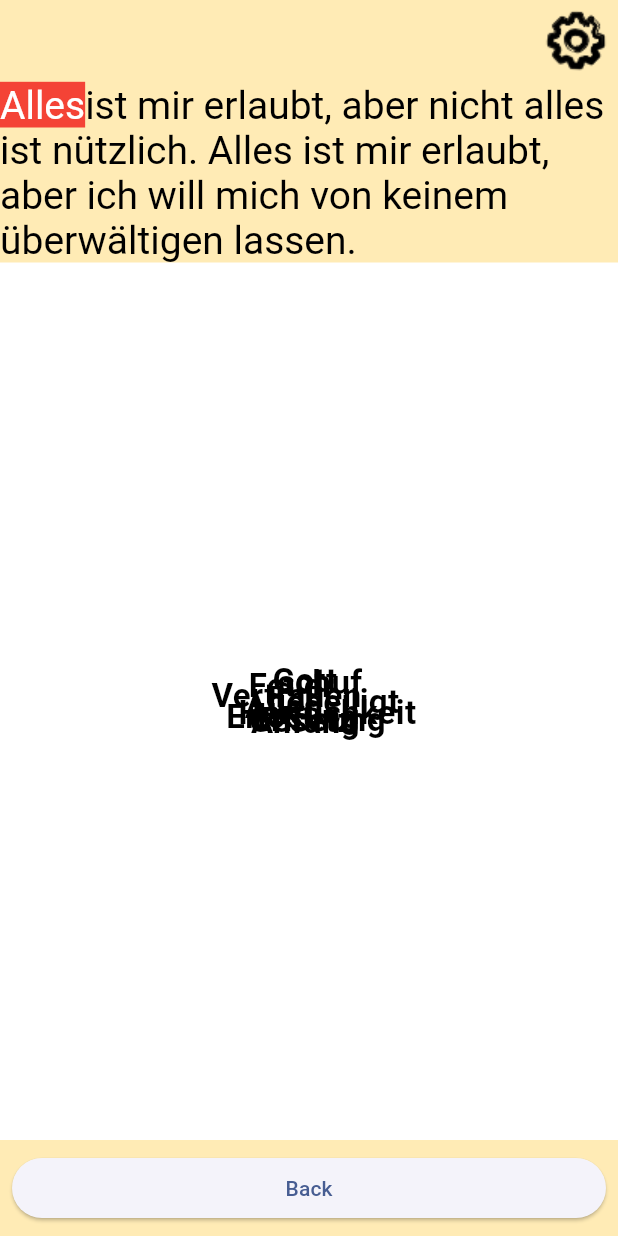
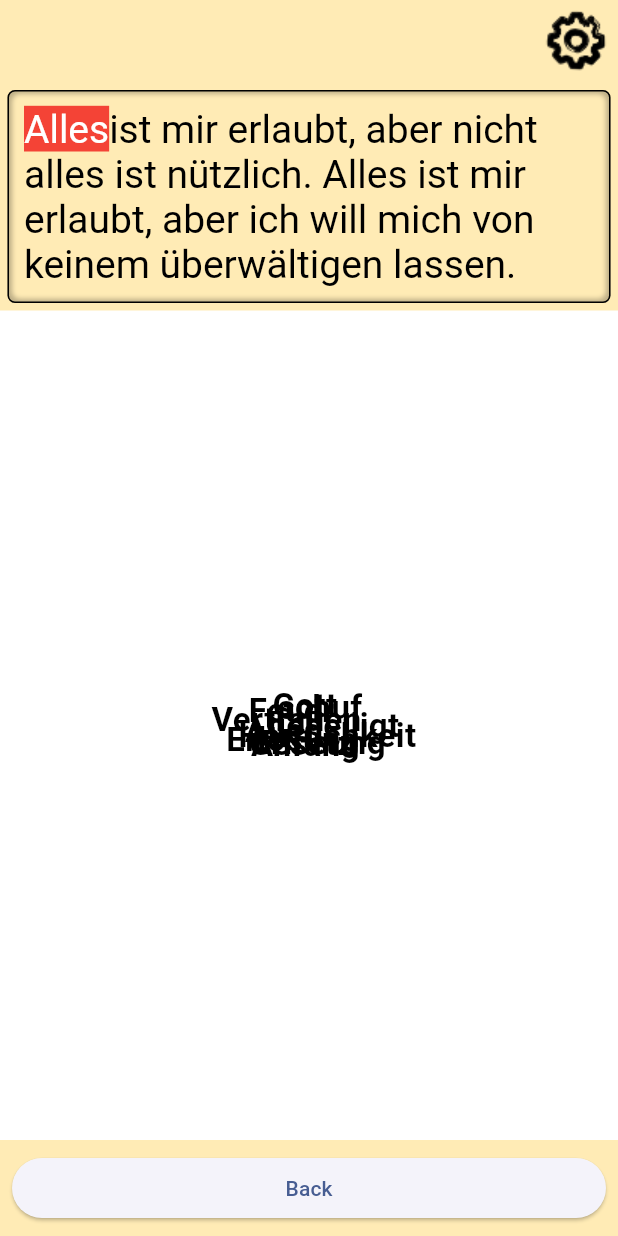
Before and after one commit to Paradoxianer/flying_words, a Flutter app: the PlaySessionScreen screen opened directly with sample values from the repository, on a phone screen of 412 x 824 dp. Run offline on Flutter 3.47's test engine with Material 2 defaults, Android fonts, the phone set to English and light mode, and no system bars; our stand-ins replace audioplayers, firebase_core, firebase_crashlytics, go_router, google_mobile_ads, in_app_purchase and 1 more; missing offline and left inert: games_services; accounts and stored records are empty.

Commit message:
added some style to the TextProgress Widget

```diff
--- a/lib/src/play_session/text_progress.dart
+++ b/lib/src/play_session/text_progress.dart
@@ -49,13 +49,33 @@ class _TextProgressState extends State<TextProgress> {
     current=widget.state.text;
   }
 
-    return RichText(
+    return
+      Container(
+        decoration: BoxDecoration(
+          border: Border.all(),
+          borderRadius: BorderRadius.circular(5),
+          boxShadow: [
+            const BoxShadow(
+              color: Colors.black26,
+            ),
+            const BoxShadow(
+              //we need to tight this to the widget background color
+              color: Color(0xffffebb5),
+              spreadRadius: -3.0,
+              blurRadius: 2.0,
+            ),
+          ],
+        ),
+        padding: EdgeInsets.all(10.0),
+        margin: EdgeInsets.all(5.0),
+        child: RichText(
         text: TextSpan(
           children:  <TextSpan>[
             TextSpan(text:  done, style: doneStyle),
             TextSpan(text: current, style: currentStyle),
             TextSpan(text: coming, style:commingStyle),
           ],
+        ),
     ),
       );
   }
```
Lines whose indentation alone changed are shown as unchanged.
